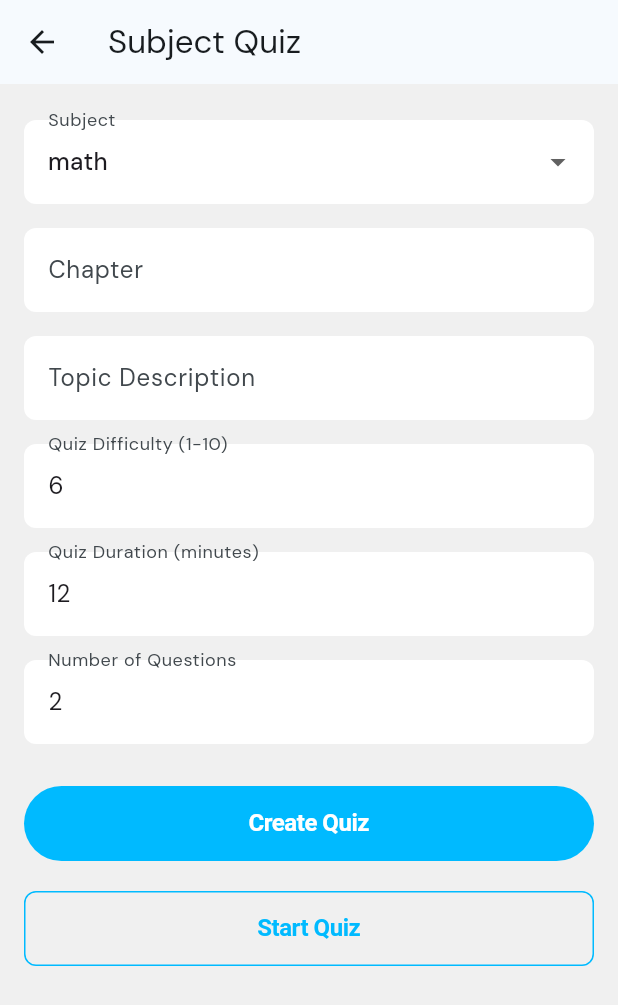
After one commit to Personalized-SmartEd/StudentAppFlutter, a Flutter app: the SubjectQuizPage screen opened directly, on a phone screen of 412 x 824 dp. The commit adds this screen. Shown: the top 1005 px of the screen. Run offline on Flutter 3.47's test engine with Material 3 defaults, Android fonts, the phone set to English and light mode, and no system bars; our stand-ins replace chips_choice, gap, google_fonts, image_picker, pinput, rive and 1 more; accounts and stored records are empty; generated files the repository leaves out were written again; network calls fail; project files that could hold a hidden picture were left out.

```diff
--- a/lib/core/network/endpoints.dart
+++ b/lib/core/network/endpoints.dart
@@ -1,4 +1,4 @@
 class Endpoints {
   Endpoints._();
-  static const String baseURL = 'http://192.168.108.125:8080';
+  static const String baseURL = 'http://192.168.58.18:8080';
 }
--- a/lib/feature/auth/login/login_page.dart
+++ b/lib/feature/auth/login/login_page.dart
@@ -22,7 +22,7 @@ class _LoginState extends State<Login> {
   @override
   void initState() {
     super.initState();
-    _emailController.text = 'ee@gmail.com';
+    _emailController.text = 'ggf@gmail.com';
     _passwordController.text = 'password';
     _riveController = OneShotAnimation(
       'isPressed',
--- a/lib/feature/auth/signup/signup_page.dart
+++ b/lib/feature/auth/signup/signup_page.dart
@@ -91,7 +91,7 @@ class _SignUpState extends State<SignUp> {
   @override
   void initState() {
     super.initState();
-    _emailController.text = 'gg@gmail.com';
+    _emailController.text = 'ggf@gmail.com';
     _passwordController.text = 'password';
     _ageController.text = '15';
     _nameController.text = 'John Doe';
--- a/lib/feature/quiz/model/question.dart
+++ b/lib/feature/quiz/model/question.dart
@@ -5,14 +5,25 @@ class Question {
   List<String>? options;
   int? qid;
   String? question;
-
-  Question({this.options, this.qid, this.question});
+  int? correct_option;
+  String? answer;
+  String? explanation;
+  Question(
+      {this.options,
+      this.qid,
+      this.question,
+      this.answer,
+      this.correct_option,
+      this.explanation});
 
   Map<String, dynamic> toMap() {
     return <String, dynamic>{
       'options': options,
       'qid': qid,
       'question': question,
+      'correct_option': correct_option,
+      'answer': answer,
+      'explanation': explanation
     };
   }
 
@@ -23,6 +34,9 @@ class Question {
           : null,
       qid: map['qid'] as int?,
       question: map['question'] as String?,
+      correct_option: map['correct_option'] as int?,
+      answer: map['answer'] as String?,
+      explanation: map['explanation'] as String?,
     );
   }
 
--- /dev/null
+++ b/lib/feature/quiz/model/subjectQuiz.dart
@@ -0,0 +1,33 @@
+// ignore_for_file: public_member_api_docs, sort_constructors_first
+import 'dart:convert';
+
+import 'package:smarted/feature/quiz/model/question.dart';
+
+class Subjectquiz {
+  List<Question> questions;
+
+  Subjectquiz({
+    required this.questions,
+  });
+
+  Map<String, dynamic> toMap() {
+    return <String, dynamic>{
+      'questions': questions.map((x) => x.toMap()).toList(),
+    };
+  }
+
+  factory Subjectquiz.fromMap(Map<String, dynamic> map) {
+    return Subjectquiz(
+      questions: List<Question>.from(
+        (map['questions'] as List).map<Question>(
+          (x) => Question.fromMap(x as Map<String, dynamic>),
+        ),
+      ),
+    );
+  }
+
+  String toJson() => json.encode(toMap());
+
+  factory Subjectquiz.fromJson(String source) =>
+      Subjectquiz.fromMap(json.decode(source) as Map<String, dynamic>);
+}
--- /dev/null
+++ b/lib/feature/quiz/provider/subjectQuiz.dart
@@ -0,0 +1,20 @@
+import 'package:flutter/material.dart';
+import 'package:smarted/feature/quiz/model/subjectQuiz.dart';
+
+class SubjectquizProvider extends ChangeNotifier {
+  Subjectquiz _subjectquiz = Subjectquiz(
+    questions: [],
+  );
+
+  Subjectquiz get subjectquiz => _subjectquiz;
+
+  void setSubjectquiz(String subjectquiz) {
+    _subjectquiz = Subjectquiz.fromJson(subjectquiz);
+    notifyListeners();
+  }
+
+  void setSubjectquizFromModel(Subjectquiz subjectquiz) {
+    _subjectquiz = subjectquiz;
+    notifyListeners();
+  }
+}
--- /dev/null
+++ b/lib/feature/quiz/subject_quiz.dart
@@ -0,0 +1,197 @@
+import 'package:flutter/material.dart';
+import 'package:provider/provider.dart';
+import 'package:smarted/feature/quiz/model/subjectQuiz.dart';
+import 'package:smarted/feature/quiz/provider/subjectQuiz.dart';
+import 'package:smarted/feature/quiz/quiz_page.dart';
+import 'package:smarted/feature/quiz/subject_quiz_services.dart';
+import 'package:smarted/widgets/button.dart';
+import 'package:smarted/widgets/button/primary_button.dart';
+import 'package:smarted/widgets/button/secondary_button.dart';
+
+class SubjectQuizPage extends StatefulWidget {
+  @override
+  _SubjectQuizPageState createState() => _SubjectQuizPageState();
+}
+
+class _SubjectQuizPageState extends State<SubjectQuizPage> {
+  final _formKey = GlobalKey<FormState>();
+
+  String subject = 'math';
+  String chapter = '';
+  String topicDescription = '';
+  int quizDifficulty = 6;
+  int quizDuration = 12;
+  int numberOfQuestions = 2;
+  bool dis = false;
+  List<String> subjects = [
+    'math',
+    'science',
+    'english',
+    'social-science',
+    'hindi'
+  ]; // Example subjects
+
+  final TextEditingController chapterController = TextEditingController();
+  final TextEditingController topicDescriptionController =
+      TextEditingController();
+  final TextEditingController quizDifficultyController =
+      TextEditingController(text: '6');
+  final TextEditingController quizDurationController =
+      TextEditingController(text: '12');
+  final TextEditingController numberOfQuestionsController =
+      TextEditingController(text: '2');
+
+  void _submit() async {
+    setState(() {
+      dis = true;
+    });
+    await SubjectQuizServices.createQuiz(
+        context: context,
+        chapter: chapter,
+        subject: subject,
+        topicDescription: topicDescription,
+        quizDifficulty: quizDifficulty.toString(),
+        quizDuration: quizDuration.toString(),
+        numberOfQuestions: numberOfQuestions.toString());
+    setState(() {
+      dis = false;
+    });
+  }
+
+  void _startQuiz() {
+    // Navigator.pushNamed(context, '/quiz');
+
+    // for (var question in assessment.questions) {
+    //   print(question.question);
+    // }
+    Subjectquiz subjectquiz =
+        Provider.of<SubjectquizProvider>(context, listen: false).subjectquiz;
+    if (subjectquiz.questions.isEmpty) {
+      return;
+    }
+    Navigator.push(context, MaterialPageRoute(builder: (context) {
+      return QuizPage(
+        subjectQuiz: subjectquiz,
+        subject: subject,
+      );
+    }));
+  }
+
+  @override
+  void dispose() {
+    chapterController.dispose();
+    topicDescriptionController.dispose();
+    quizDifficultyController.dispose();
+    quizDurationController.dispose();
+    numberOfQuestionsController.dispose();
+    super.dispose();
+  }
+
+  @override
+  Widget build(BuildContext context) {
+    return Scaffold(
+      appBar: AppBar(
+        title: Text('Subject Quiz'),
+      ),
+      body: Padding(
+        padding: EdgeInsets.all(16.0),
+        child: Form(
+          key: _formKey,
+          child: ListView(
+            children: <Widget>[
+              Padding(
+                padding: const EdgeInsets.symmetric(vertical: 8.0),
+                child: DropdownButtonFormField<String>(
+                  decoration: InputDecoration(labelText: 'Subject'),
+                  value: subjects[0],
+                  items: subjects.map((String subject) {
+                    return DropdownMenuItem<String>(
+                      value: subject,
+                      child: Text(subject),
+                    );
+                  }).toList(),
+                  onChanged: (newValue) {
+                    setState(() {
+                      subject = newValue!;
+                    });
+                  },
+                  onSaved: (value) {
+                    subject = value!;
+                  },
+                ),
+              ),
+              Padding(
+                padding: const EdgeInsets.symmetric(vertical: 8.0),
+                child: TextFormField(
+                  controller: chapterController,
+                  decoration: InputDecoration(labelText: 'Chapter'),
+                  onSaved: (value) {
+                    chapter = value!;
+                  },
+                ),
+              ),
+              Padding(
+                padding: const EdgeInsets.symmetric(vertical: 8.0),
+                child: TextFormField(
+                  controller: topicDescriptionController,
+                  decoration: InputDecoration(labelText: 'Topic Description'),
+                  onSaved: (value) {
+                    topicDescription = value!;
+                  },
+                ),
+              ),
+              Padding(
+                padding: const EdgeInsets.symmetric(vertical: 8.0),
+                child: TextFormField(
+                  controller: quizDifficultyController,
+                  decoration:
+                      InputDecoration(labelText: 'Quiz Difficulty (1-10)'),
+                  keyboardType: TextInputType.number,
+                  onSaved: (value) {
+                    quizDifficulty = int.parse(value!);
+                  },
+                ),
+              ),
+              Padding(
+                padding: const EdgeInsets.symmetric(vertical: 8.0),
+                child: TextFormField(
+                  controller: quizDurationController,
+                  decoration:
+                      InputDecoration(labelText: 'Quiz Duration (minutes)'),
+                  keyboardType: TextInputType.number,
+                  onSaved: (value) {
+                    quizDuration = int.parse(value!);
+                  },
+                ),
+              ),
+              Padding(
+                padding: const EdgeInsets.symmetric(vertical: 8.0),
+                child: TextFormField(
+                  controller: numberOfQuestionsController,
+                  decoration: InputDecoration(labelText: 'Number of Questions'),
+                  keyboardType: TextInputType.number,
+                  onSaved: (value) {
+                    numberOfQuestions = int.parse(value!);
+                  },
+                ),
+              ),
+              SizedBox(height: 20),
+              PrimaryButton(
+                onPressed: _submit,
+                label: 'Create Quiz',
+                isDisabled: dis,
+              ),
+              SizedBox(height: 20),
+              if (dis) CircularProgressIndicator(),
+              SecondaryButton(
+                onPressed: _startQuiz,
+                label: 'Start Quiz',
+                isDisabled: dis,
+              )
+            ],
+          ),
+        ),
+      ),
+    );
+  }
+}
--- a/lib/main.dart
+++ b/lib/main.dart
@@ -3,6 +3,7 @@ import 'package:provider/provider.dart';
 import 'package:smarted/app.dart';
 import 'package:smarted/feature/auth/provider/user.dart';
 import 'package:smarted/feature/quiz/provider/assessment.dart';
+import 'package:smarted/feature/quiz/provider/subjectQuiz.dart';
 
 void main() async {
   runApp(
@@ -10,6 +11,7 @@ void main() async {
       providers: [
         ChangeNotifierProvider(create: (_) => UserProvider()),
         ChangeNotifierProvider(create: (_) => AssessmentProvider()),
+        ChangeNotifierProvider(create: (_) => SubjectquizProvider()),
       ],
       child: const MyApp(),
     ),
```
Also changed, not shown: lib/feature/auth/auth_services.dart (+77 -1 lines), lib/feature/classroom/classroom.dart (added, +15 -0 lines), lib/feature/classroom/classroom_services.dart (added, +45 -0 lines), lib/feature/home/home_screen.dart (+6 -4 lines), lib/feature/home/page/home_page.dart (+21 -1 lines), lib/feature/quiz/quiz_page.dart (+66 -16 lines), lib/feature/quiz/subject_quiz_services.dart (added, +185 -0 lines).
